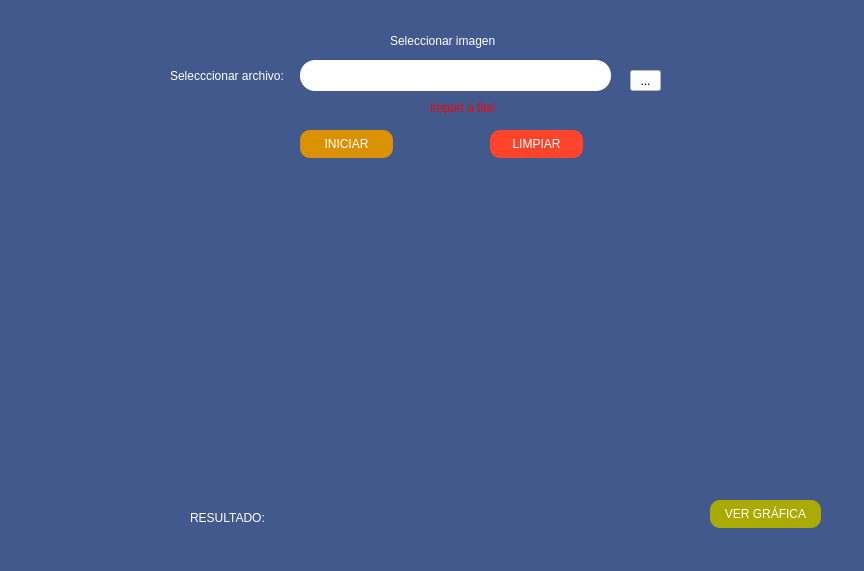
The window that View/home_view.ui (JuanChandoqui/IA-C3-Proyecto) describes before a commit, drawn with Qt 5.
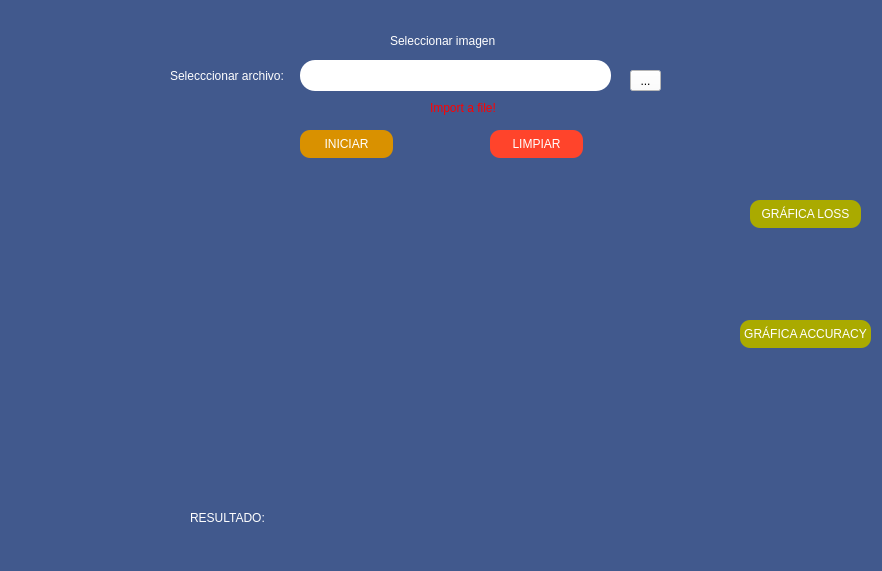
The same window after the commit.

Diff of the .ui file:
```diff
--- a/View/home_view.ui
+++ b/View/home_view.ui
@@ -6,7 +6,7 @@
    <rect>
     <x>0</x>
     <y>0</y>
-    <width>864</width>
+    <width>882</width>
     <height>571</height>
    </rect>
   </property>
@@ -209,8 +209,8 @@
    <widget class="QPushButton" name="pushButton_verGrafica">
     <property name="geometry">
      <rect>
-      <x>710</x>
-      <y>500</y>
+      <x>750</x>
+      <y>200</y>
       <width>111</width>
       <height>28</height>
      </rect>
@@ -222,7 +222,26 @@
 background-color: rgb(170, 170, 0);</string>
     </property>
     <property name="text">
-     <string>VER GRÁFICA</string>
+     <string>GRÁFICA LOSS</string>
+    </property>
+   </widget>
+   <widget class="QPushButton" name="pushButton_graficaAccuracy">
+    <property name="geometry">
+     <rect>
+      <x>740</x>
+      <y>320</y>
+      <width>131</width>
+      <height>28</height>
+     </rect>
+    </property>
+    <property name="styleSheet">
+     <string notr="true">border-radius: 10px;
+font: 75 8pt &quot;MS Shell Dlg 2&quot;;
+color: rgb(255, 255, 255);
+background-color: rgb(170, 170, 0);</string>
+    </property>
+    <property name="text">
+     <string>GRÁFICA ACCURACY</string>
     </property>
    </widget>
   </widget>
```
Left out of the diff: 2 changed lines with no effect on the pictures.
